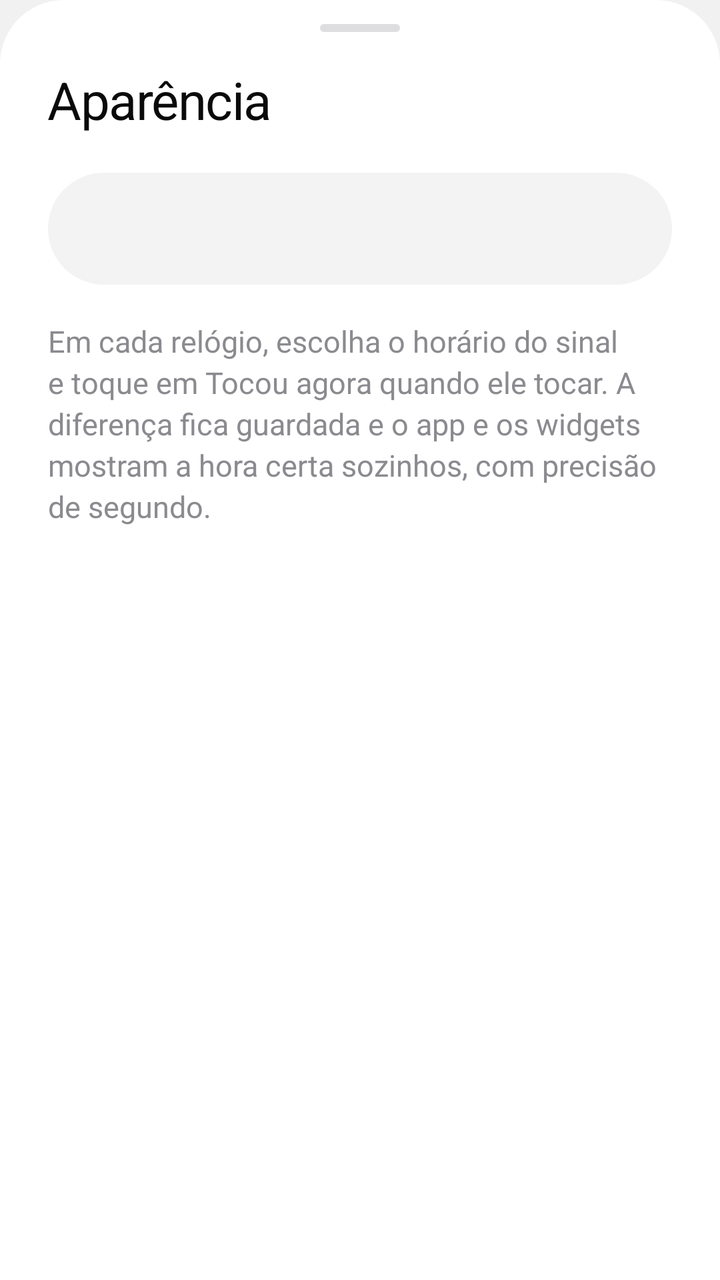
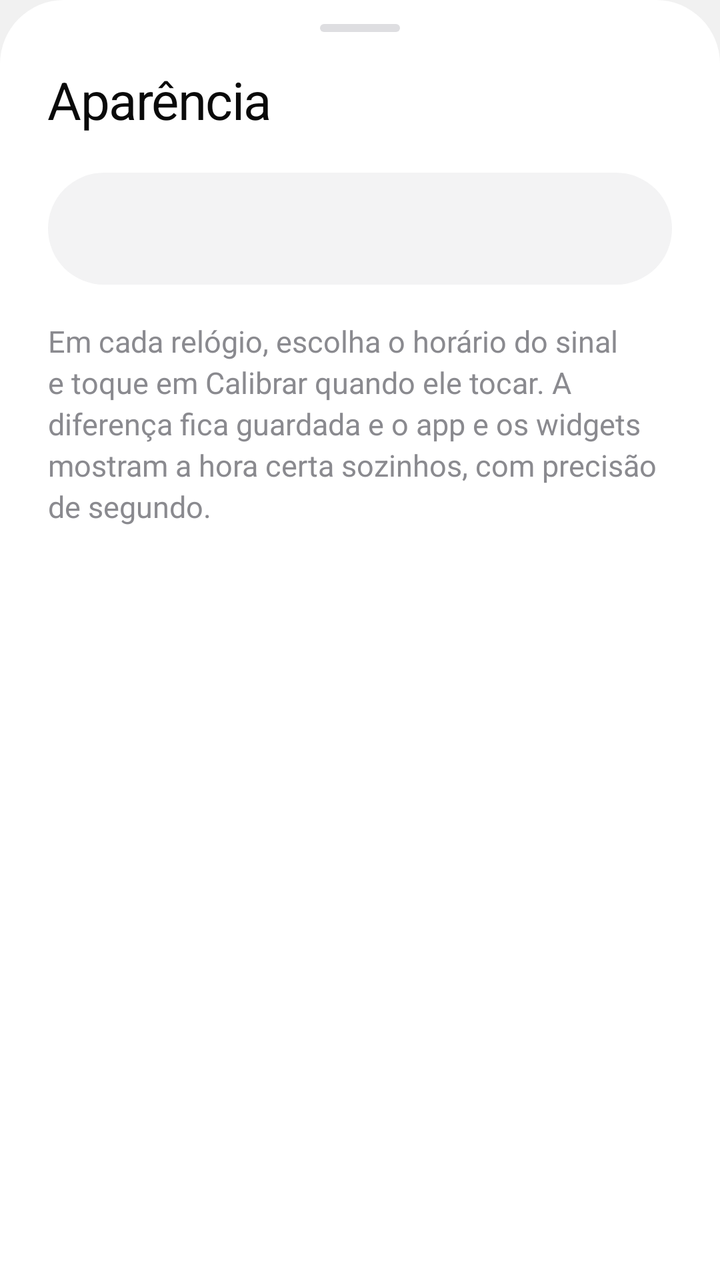

Screens rendered from an Android XML layout before and after an edit, with the pre-edit source and the edit as a unified diff.
<!-- AndroidManifest.xml: application theme Theme.ClockSchool -->
<!-- res/layout/sheet_theme.xml -->
<?xml version="1.0" encoding="utf-8"?>
<LinearLayout xmlns:android="http://schemas.android.com/apk/res/android"
    android:layout_width="match_parent"
    android:layout_height="wrap_content"
    android:background="@drawable/bg_sheet"
    android:orientation="vertical"
    android:paddingStart="24dp"
    android:paddingTop="12dp"
    android:paddingEnd="24dp"
    android:paddingBottom="28dp">

    <View
        android:layout_width="40dp"
        android:layout_height="4dp"
        android:layout_gravity="center_horizontal"
        android:background="@drawable/bg_handle" />

    <TextView
        style="@style/Text.Display"
        android:layout_width="wrap_content"
        android:layout_height="wrap_content"
        android:layout_marginTop="20dp"
        android:text="Aparência"
        android:textSize="26sp" />

    <LinearLayout
        android:id="@+id/themeOptions"
        android:layout_width="match_parent"
        android:layout_height="56dp"
        android:layout_marginTop="20dp"
        android:background="@drawable/bg_pill_muted"
        android:orientation="horizontal"
        android:padding="5dp" />

    <TextView
        style="@style/Text.Body"
        android:layout_width="match_parent"
        android:layout_height="wrap_content"
        android:layout_marginTop="20dp"
        android:text="Em cada relógio, escolha o horário do sinal e toque em Tocou agora quando ele tocar. A diferença fica guardada e o app e os widgets mostram a hora certa sozinhos, com precisão de segundo." />
</LinearLayout>
<!-- resources referenced by this layout -->
<resources>
  <!-- drawable bg_handle (drawable) -->
  <?xml version="1.0" encoding="utf-8"?>
  <shape xmlns:android="http://schemas.android.com/apk/res/android">
      <solid android:color="@color/outline" />
      <corners android:radius="2dp" />
  </shape>
  <!-- drawable bg_pill_muted (drawable) -->
  <?xml version="1.0" encoding="utf-8"?>
  <shape xmlns:android="http://schemas.android.com/apk/res/android">
      <solid android:color="@color/surface_muted" />
      <corners android:radius="100dp" />
  </shape>
  <!-- drawable bg_sheet (drawable) -->
  <?xml version="1.0" encoding="utf-8"?>
  <shape xmlns:android="http://schemas.android.com/apk/res/android">
      <solid android:color="@color/surface" />
      <corners
          android:topLeftRadius="32dp"
          android:topRightRadius="32dp" />
  </shape>
  <style name="Text.Body">
          <item name="android:textSize">15sp</item>
          <item name="android:textColor">@color/text_secondary</item>
          <item name="android:lineSpacingExtra">3dp</item>
      </style>
  <style name="Text.Display">
          <item name="android:textSize">34sp</item>
          <item name="android:letterSpacing">-0.02</item>
          <item name="android:lineSpacingMultiplier">1.05</item>
      </style>
  <style name="Theme.ClockSchool" parent="Theme.Material3.DayNight.NoActionBar">
          <item name="colorPrimary">@color/accent</item>
          <item name="colorOnPrimary">@color/on_accent</item>
          <item name="colorPrimaryContainer">@color/accent_soft</item>
          <item name="colorSecondary">@color/accent</item>
          <item name="colorSurface">@color/surface</item>
          <item name="colorOnSurface">@color/text_primary</item>
          <item name="colorOnSurfaceVariant">@color/text_secondary</item>
          <item name="colorOutline">@color/outline</item>
          <item name="colorControlHighlight">@color/ripple</item>
          <item name="android:colorBackground">@color/screen_bg</item>
          <item name="android:windowBackground">@color/screen_bg</item>
          <item name="android:textColorPrimary">@color/text_primary</item>
          <item name="android:textColorSecondary">@color/text_secondary</item>
          <item name="android:textColorHint">@color/text_tertiary</item>
          <item name="android:textCursorDrawable">@drawable/cursor_accent</item>
          <item name="bottomSheetDialogTheme">@style/ThemeOverlay.ClockSchool.Sheet</item>
      </style>
  <color name="outline">#DEDEE1</color>
  <color name="surface_muted">#F3F3F4</color>
  <color name="surface">#FFFFFF</color>
  <color name="text_secondary">#8A8A8F</color>
  <color name="accent">#E60023</color>
  <color name="on_accent">#FFFFFF</color>
  <color name="accent_soft">#FFE4E9</color>
  <color name="text_primary">#0A0A0A</color>
  <color name="ripple">#14000000</color>
  <color name="screen_bg">#F1F1F1</color>
  <color name="text_tertiary">#BDBDC2</color>
  <!-- drawable cursor_accent (drawable) -->
  <?xml version="1.0" encoding="utf-8"?>
  <shape xmlns:android="http://schemas.android.com/apk/res/android">
      <solid android:color="@color/accent" />
      <size android:width="2dp" />
  </shape>
  <style name="ThemeOverlay.ClockSchool.Sheet" parent="ThemeOverlay.Material3.BottomSheetDialog">
          <item name="bottomSheetStyle">@style/Widget.ClockSchool.Sheet</item>
          <item name="android:windowSoftInputMode">adjustResize</item>
      </style>
  <style name="Widget.ClockSchool.Sheet" parent="Widget.Material3.BottomSheet.Modal">
          <item name="backgroundTint">@android:color/transparent</item>
          <item name="shapeAppearance">@null</item>
      </style>
</resources>

<!-- the commit's change to res/layout/sheet_theme.xml (unified diff, before → after) -->
@@ -37,5 +37,5 @@
         android:layout_width="match_parent"
         android:layout_height="wrap_content"
         android:layout_marginTop="20dp"
-        android:text="Em cada relógio, escolha o horário do sinal e toque em Tocou agora quando ele tocar. A diferença fica guardada e o app e os widgets mostram a hora certa sozinhos, com precisão de segundo." />
+        android:text="Em cada relógio, escolha o horário do sinal e toque em Calibrar quando ele tocar. A diferença fica guardada e o app e os widgets mostram a hora certa sozinhos, com precisão de segundo." />
 </LinearLayout>
